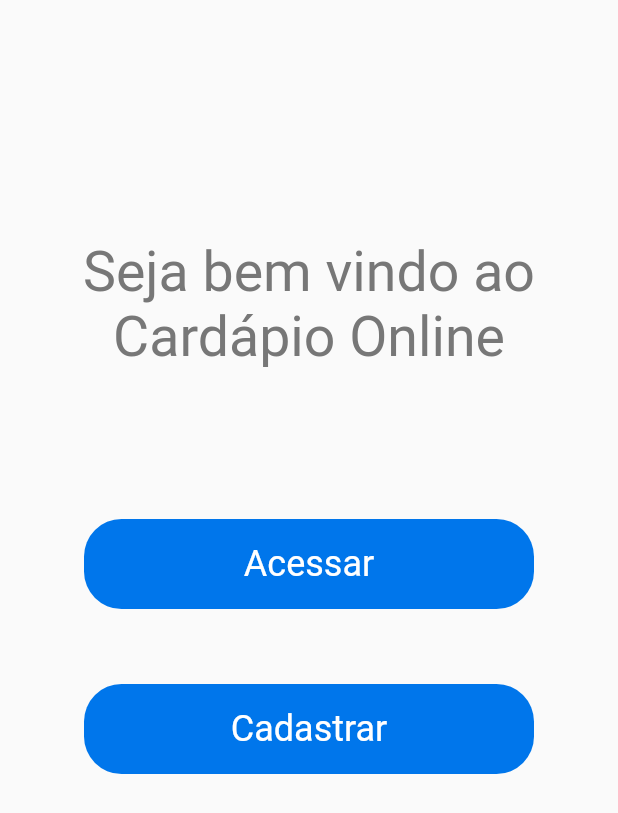
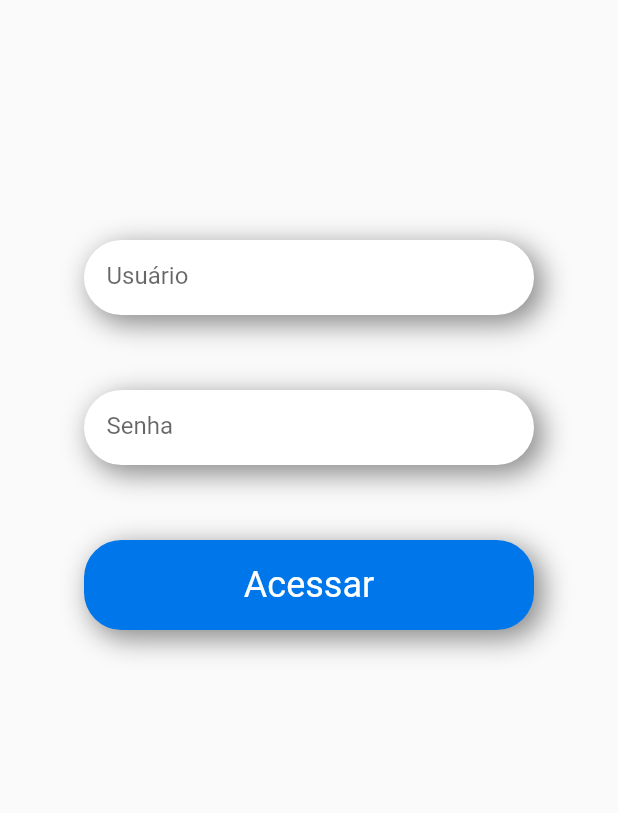
Before and after one commit to andrealonso/cardapio, a Flutter app: the screen it shows after launch, on a phone screen of 412 x 824 dp. Shown: the top 813 px of the screen. Run offline on Flutter 3.47's test engine with Material 2 defaults, Android fonts, the phone set to English and light mode, and no system bars.

Commit message:
Criado tela de login

```diff
--- a/lib/bemvindo_page.dart
+++ b/lib/bemvindo_page.dart
@@ -8,44 +8,49 @@ class Bemvindo extends StatelessWidget {
         padding: EdgeInsets.only(
           top: 160,
         ),
-        child: Column(children: <Widget>[
-          Text('Seja bem vindo ao \nCardápio Online',
+        child: Column(
+          children: <Widget>[
+            Text(
+              'Seja bem vindo ao \nCardápio Online',
               textAlign: TextAlign.center,
-          style: TextStyle(
-            fontSize: 37,
-            color: Color(0xff777777)
+              style: TextStyle(fontSize: 37, color: Color(0xff777777)),
             ),
+            Container(
+              height: 100,
             ),
-          Container(height: 100,),
             Container(
               height: 60,
               width: 300,
               alignment: Alignment.center,
-           child: Text('Acessar', style: TextStyle(
+              child: Text(
+                'Acessar',
+                style: TextStyle(
                   color: Colors.white,
                   fontSize: 24,
-           ),),
+                ),
+              ),
               decoration: BoxDecoration(
                 color: Color(0xff0076EB),
-              borderRadius: BorderRadius.all(
-                Radius.circular(25)
+                borderRadius: BorderRadius.all(Radius.circular(25)),
               ),
             ),
+            Container(
+              height: 50,
             ),
-          Container(height: 50,),
             Container(
               height: 60,
               width: 300,
               alignment: Alignment.center,
-           child: Text('Cadastrar', style: TextStyle(
+              child: Text(
+                'Cadastrar',
+                style: TextStyle(
                   color: Colors.white,
                   fontSize: 24,
-           ),),
+                ),
+              ),
               decoration: BoxDecoration(
                 color: Color(0xff0076EB),
-              borderRadius: BorderRadius.all(
-                Radius.circular(25)
-              ),
+                borderRadius: BorderRadius.all(Radius.circular(25)),
               ),
             ),
           ],
--- /dev/null
+++ b/lib/login_page.dart
@@ -0,0 +1,108 @@
+import 'package:flutter/material.dart';
+
+class LoginPage extends StatelessWidget {
+  @override
+  Widget build(BuildContext context) {
+    return Scaffold(
+      body: Container(
+        padding: EdgeInsets.only(
+          top: 160,
+        ),
+        child: Column(
+          mainAxisAlignment: MainAxisAlignment.start,
+          crossAxisAlignment: CrossAxisAlignment.center,
+          children: <Widget>[
+            Container(
+              height: 50,
+              width: 300,
+              padding: EdgeInsets.only(
+                left:15),
+              decoration: BoxDecoration(
+                color: Colors.white,
+                borderRadius: BorderRadius.all(Radius.circular(25)),
+                boxShadow: [
+                  BoxShadow(
+                    color: Colors.black45,
+                    blurRadius: 15.0, // has the effect of softening the shadow
+                    spreadRadius: 1.0, // has the effect of extending the shadow
+                    offset: Offset(
+                      5.0, // horizontal, move right 10
+                      5.0, // vertical, move down 10
+                    ),
+                  )
+                ],
+              ),
+              child: TextField(
+                  decoration: InputDecoration(
+                      border: InputBorder.none,
+                      hintText: 'Usuário'),
+                ),
+
+            ),
+            Container(
+              height: 50,
+            ),
+            Container(
+              height: 50,
+              width: 300,
+              padding: EdgeInsets.only(
+                left:15),
+
+              decoration: BoxDecoration(
+                color: Colors.white,
+                borderRadius: BorderRadius.all(Radius.circular(25)),
+                boxShadow: [
+                  BoxShadow(
+                    color: Colors.black45,
+                    blurRadius: 15.0, // has the effect of softening the shadow
+                    spreadRadius: 1.0, // has the effect of extending the shadow
+                    offset: Offset(
+                      5.0, // horizontal, move right 10
+                      5.0, // vertical, move down 10
+                    ),
+                  )
+                ],
+              ),
+              child: TextField(
+                  decoration: InputDecoration(
+                      border: InputBorder.none,
+                      hintText: 'Senha'),
+                ),
+
+            ),
+            Container(
+              height: 50,
+            ),
+            Container(
+              height: 60,
+              width: 300,
+              alignment: Alignment.center,
+              child: Text(
+                'Acessar',
+                style: TextStyle(
+                  color: Colors.white,
+                  fontSize: 24,
+                ),
+              ),
+              decoration: BoxDecoration(
+                color: Color(0xff0076EB),
+                borderRadius: BorderRadius.all(Radius.circular(25)),
+                boxShadow: [
+                  BoxShadow(
+                    color: Colors.black45,
+                    blurRadius: 15.0, // has the effect of softening the shadow
+                    spreadRadius: 1.0, // has the effect of extending the shadow
+                    offset: Offset(
+                      5.0, // horizontal, move right 10
+                      5.0, // vertical, move down 10
+                    ),
+                  )
+                ],
+              ),
+            ),
+          ],
+        ),
+      ),
+    );
+  }
+}
--- a/lib/main.dart
+++ b/lib/main.dart
@@ -1,5 +1,7 @@
 import 'package:cardapio/bemvindo_page.dart';
 import 'package:flutter/material.dart';
+
+import 'login_page.dart';
 
 void main() => runApp(MyApp());
 
@@ -22,7 +24,7 @@ class MyApp extends StatelessWidget {
         // is not restarted.
         primarySwatch: Colors.blue,
       ),
-      home: Bemvindo(),
+      home: LoginPage(),
     );
   }
 }
```
Lines whose indentation alone changed are shown as unchanged.
